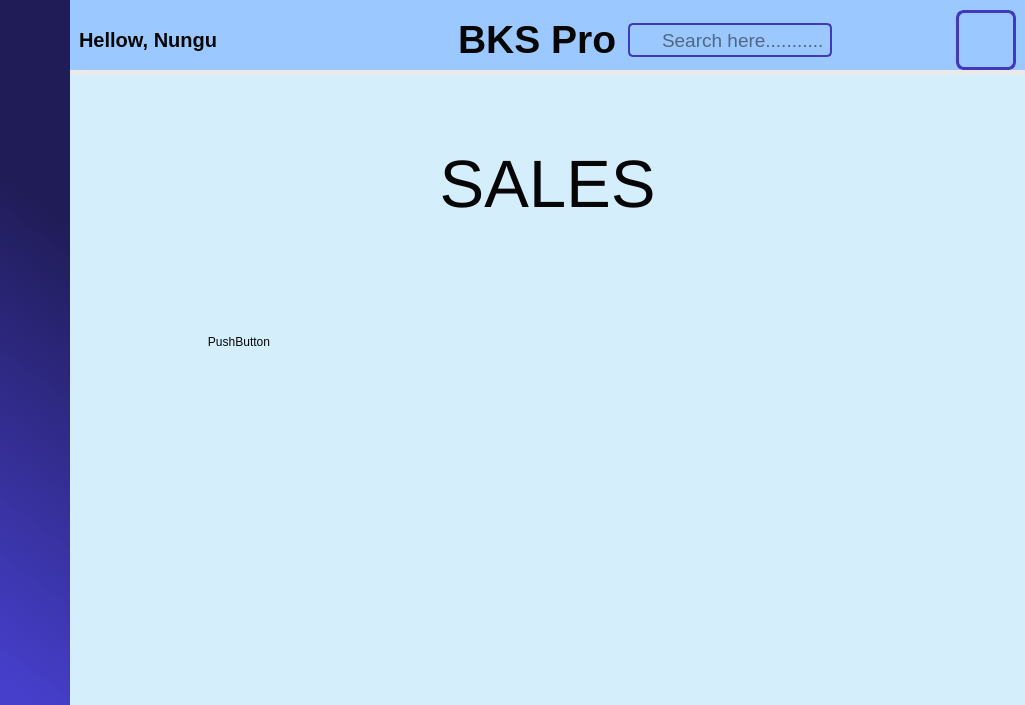
Nicholauswarobi/Business-Keeper-Software, file mainwindow.ui: the form before one commit.
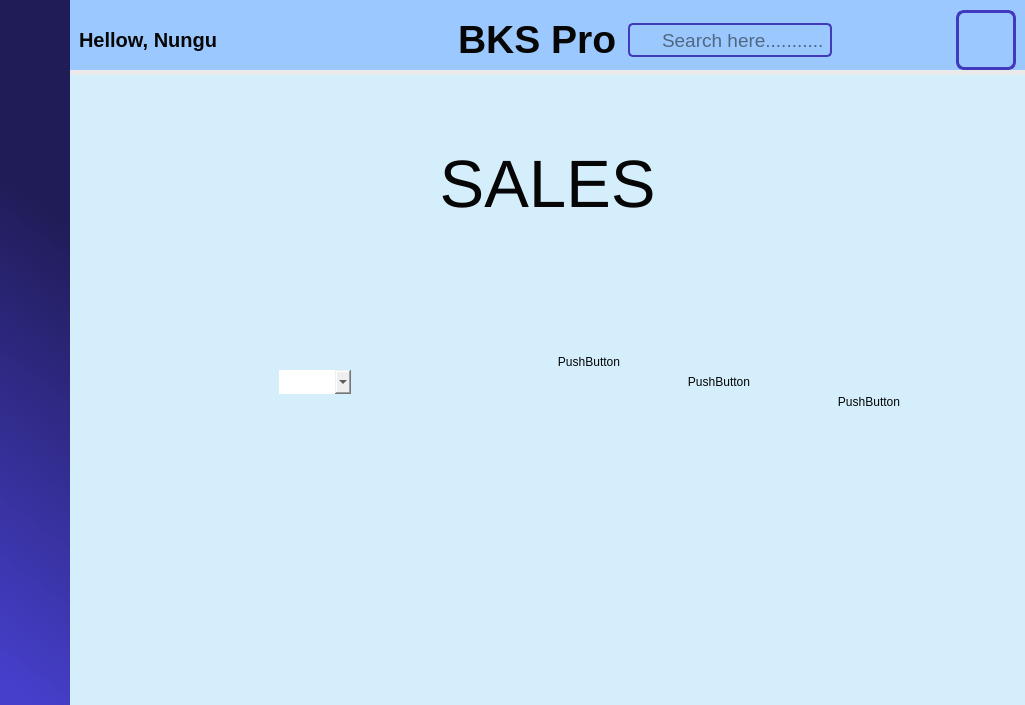
The form after the commit. The open tabs and pages were chosen to show the change. Icons and pictures are not drawn.

Patch:
```diff
--- a/mainwindow.ui
+++ b/mainwindow.ui
@@ -2305,8 +2305,44 @@
                 <widget class="QPushButton" name="pushButton">
                  <property name="geometry">
                   <rect>
-                   <x>120</x>
-                   <y>40</y>
+                   <x>470</x>
+                   <y>60</y>
+                   <width>80</width>
+                   <height>24</height>
+                  </rect>
+                 </property>
+                 <property name="text">
+                  <string>PushButton</string>
+                 </property>
+                </widget>
+                <widget class="QComboBox" name="comboBox">
+                 <property name="geometry">
+                  <rect>
+                   <x>200</x>
+                   <y>80</y>
+                   <width>72</width>
+                   <height>24</height>
+                  </rect>
+                 </property>
+                </widget>
+                <widget class="QPushButton" name="pushButton_2">
+                 <property name="geometry">
+                  <rect>
+                   <x>600</x>
+                   <y>80</y>
+                   <width>80</width>
+                   <height>24</height>
+                  </rect>
+                 </property>
+                 <property name="text">
+                  <string>PushButton</string>
+                 </property>
+                </widget>
+                <widget class="QPushButton" name="pushButton_3">
+                 <property name="geometry">
+                  <rect>
+                   <x>750</x>
+                   <y>100</y>
                    <width>80</width>
                    <height>24</height>
                   </rect>
```
